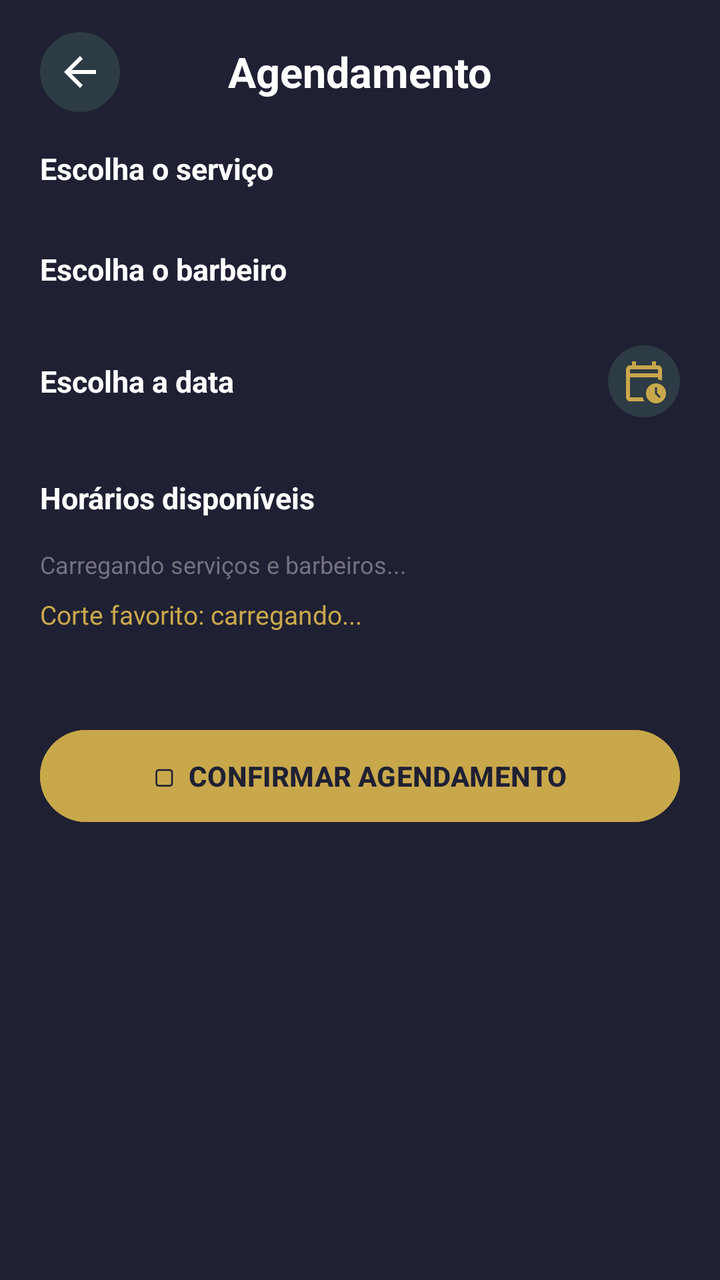
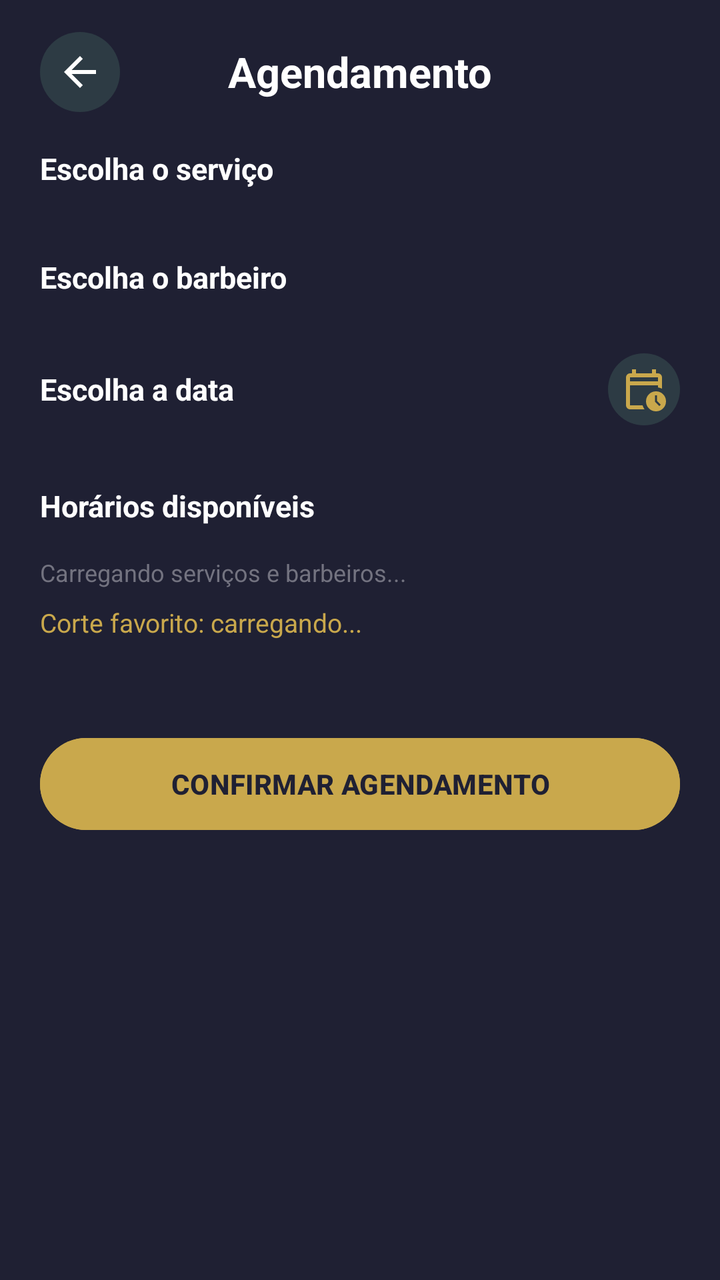

Screens rendered from an Android XML layout before and after an edit, with the pre-edit source and the edit as a unified diff.
<!-- AndroidManifest.xml: application theme Theme.BarberOrganzier -->
<!-- res/layout/fragment_novo_agendamento.xml -->
<?xml version="1.0" encoding="utf-8"?>
<ScrollView xmlns:android="http://schemas.android.com/apk/res/android"
    android:layout_width="match_parent"
    android:layout_height="match_parent"
    android:background="@color/bg_dark"
    android:fillViewport="true"
    android:clipToPadding="false">
    <LinearLayout
        android:id="@+id/conteudoNovoAgendamento"
        android:layout_width="match_parent"
        android:layout_height="wrap_content"
        android:orientation="vertical"
        android:paddingStart="20dp"
        android:paddingTop="12dp"
        android:paddingEnd="20dp"
        android:paddingBottom="24dp">
        <LinearLayout android:layout_width="match_parent" android:layout_height="48dp" android:gravity="center_vertical" android:orientation="horizontal">
            <ImageButton android:id="@+id/btnVoltarAgendamento" android:layout_width="40dp" android:layout_height="40dp" android:background="@drawable/bg_dark_circle" android:src="@drawable/ic_voltar" android:contentDescription="Voltar para Home" android:tint="@color/text_white" android:padding="10dp" />
            <TextView android:layout_width="0dp" android:layout_height="wrap_content" android:layout_weight="1" android:gravity="center" android:text="Agendamento" android:textColor="@color/text_white" android:textSize="21sp" android:textStyle="bold" />
            <View android:layout_width="40dp" android:layout_height="40dp" />
        </LinearLayout>

        <TextView android:layout_width="match_parent" android:layout_height="wrap_content" android:layout_marginTop="14dp" android:text="Escolha o serviço" android:textColor="@color/text_white" android:textSize="15sp" android:textStyle="bold" />
        <HorizontalScrollView android:layout_width="match_parent" android:layout_height="wrap_content" android:layout_marginTop="8dp" android:fillViewport="false" android:scrollbars="none">
            <LinearLayout android:id="@+id/containerServicosAgendamento" android:layout_width="wrap_content" android:layout_height="wrap_content" android:orientation="horizontal" />
        </HorizontalScrollView>

        <TextView android:layout_width="match_parent" android:layout_height="wrap_content" android:layout_marginTop="22dp" android:text="Escolha o barbeiro" android:textColor="@color/text_white" android:textSize="15sp" android:textStyle="bold" />
        <LinearLayout android:id="@+id/containerBarbeirosAgendamento" android:layout_width="match_parent" android:layout_height="wrap_content" android:layout_marginTop="8dp" android:orientation="vertical" />

        <LinearLayout android:layout_width="match_parent" android:layout_height="wrap_content" android:gravity="center_vertical" android:orientation="horizontal" android:layout_marginTop="20dp">
            <TextView android:layout_width="0dp" android:layout_height="wrap_content" android:layout_weight="1" android:text="Escolha a data" android:textColor="@color/text_white" android:textSize="15sp" android:textStyle="bold" />
            <ImageButton android:id="@+id/btnCalendarioAgendamento" android:layout_width="36dp" android:layout_height="36dp" android:background="@drawable/bg_dark_circle" android:src="@drawable/ic_agenda" android:contentDescription="Escolher outra data" android:tint="@color/gold_accent" android:padding="8dp" />
        </LinearLayout>
        <HorizontalScrollView android:layout_width="match_parent" android:layout_height="wrap_content" android:layout_marginTop="8dp" android:scrollbars="none">
            <LinearLayout android:id="@+id/containerDatasAgendamento" android:layout_width="wrap_content" android:layout_height="wrap_content" android:orientation="horizontal" />
        </HorizontalScrollView>

        <TextView android:layout_width="match_parent" android:layout_height="wrap_content" android:layout_marginTop="22dp" android:text="Horários disponíveis" android:textColor="@color/text_white" android:textSize="15sp" android:textStyle="bold" />
        <LinearLayout android:id="@+id/containerHorariosAgendamento" android:layout_width="match_parent" android:layout_height="wrap_content" android:orientation="vertical" android:layout_marginTop="8dp" />
        <TextView android:id="@+id/txtDisponibilidade" android:layout_width="match_parent" android:layout_height="wrap_content" android:layout_marginTop="7dp" android:text="Carregando serviços e barbeiros..." android:textColor="@color/text_gray" android:textSize="12sp" />
        <TextView android:id="@+id/txtCorteFavoritoAgendamento" android:layout_width="match_parent" android:layout_height="wrap_content" android:layout_marginTop="8dp" android:text="Corte favorito: carregando..." android:textColor="@color/gold_accent" android:textSize="13sp" />
        <TextView android:id="@+id/txtTotalAgendamento" android:layout_width="match_parent" android:layout_height="wrap_content" android:layout_marginTop="8dp" android:text="" android:textColor="@color/gold_accent" android:textSize="14sp" android:textStyle="bold" />
        <Button android:id="@+id/btnConfirmarAgendamento" android:layout_width="match_parent" android:layout_height="54dp" android:layout_marginTop="18dp" android:backgroundTint="@color/gold_accent" android:text="▢  CONFIRMAR AGENDAMENTO" android:textAllCaps="false" android:textColor="@color/bg_dark" android:textSize="14sp" android:textStyle="bold" />
    </LinearLayout>
</ScrollView>
<!-- resources referenced by this layout -->
<resources>
  <color name="bg_dark">#1F2033</color>
  <color name="gold_accent">#C9A84C</color>
  <color name="text_gray">#737380</color>
  <color name="text_white">#FFFFFF</color>
  <!-- drawable bg_dark_circle (drawable) -->
  <?xml version="1.0" encoding="utf-8"?>
  <shape xmlns:android="http://schemas.android.com/apk/res/android"
      android:shape="oval">
      <solid android:color="@color/list_item_bg" />
  </shape>
  <!-- drawable ic_agenda (drawable) -->
  <vector xmlns:android="http://schemas.android.com/apk/res/android" android:height="24dp" android:tint="#000000" android:viewportHeight="960" android:viewportWidth="960" android:width="24dp">
        
      <path android:fillColor="@android:color/white" android:pathData="M200,320L760,320L760,240Q760,240 760,240Q760,240 760,240L200,240Q200,240 200,240Q200,240 200,240L200,320ZM200,320L200,240Q200,240 200,240Q200,240 200,240L200,240Q200,240 200,240Q200,240 200,240L200,320ZM200,880Q167,880 143.5,856.5Q120,833 120,800L120,240Q120,207 143.5,183.5Q167,160 200,160L240,160L240,80L320,80L320,160L640,160L640,80L720,80L720,160L760,160Q793,160 816.5,183.5Q840,207 840,240L840,467Q821,458 801,452Q781,446 760,443L760,400L200,400L200,800Q200,800 200,800Q200,800 200,800L452,800Q459,822 468.5,842Q478,862 491,880L200,880ZM578.5,861.5Q520,803 520,720Q520,637 578.5,578.5Q637,520 720,520Q803,520 861.5,578.5Q920,637 920,720Q920,803 861.5,861.5Q803,920 720,920Q637,920 578.5,861.5ZM787,815L815,787L740,712L740,600L700,600L700,728L787,815Z"/>
      
  </vector>
  <!-- drawable ic_voltar (drawable) -->
  <vector xmlns:android="http://schemas.android.com/apk/res/android" android:autoMirrored="true" android:height="24dp" android:tint="#000000" android:viewportHeight="24" android:viewportWidth="24" android:width="24dp">
        
      <path android:fillColor="@android:color/white" android:pathData="M20,11H7.83l5.59,-5.59L12,4l-8,8 8,8 1.41,-1.41L7.83,13H20v-2z"/>
      
  </vector>
  <style name="Theme.BarberOrganzier" parent="Base.Theme.BarberOrganzier" />
  <color name="list_item_bg">#2D3B44</color>
  <style name="Base.Theme.BarberOrganzier" parent="Theme.Material3.DayNight.NoActionBar">
          
          
      </style>
</resources>

<!-- the commit's change to res/layout/fragment_novo_agendamento.xml (unified diff, before → after) -->
@@ -5,6 +5,7 @@
     android:background="@color/bg_dark"
     android:fillViewport="true"
     android:clipToPadding="false">
+
     <LinearLayout
         android:id="@+id/conteudoNovoAgendamento"
         android:layout_width="match_parent"
@@ -14,33 +15,181 @@
         android:paddingTop="12dp"
         android:paddingEnd="20dp"
         android:paddingBottom="24dp">
-        <LinearLayout android:layout_width="match_parent" android:layout_height="48dp" android:gravity="center_vertical" android:orientation="horizontal">
-            <ImageButton android:id="@+id/btnVoltarAgendamento" android:layout_width="40dp" android:layout_height="40dp" android:background="@drawable/bg_dark_circle" android:src="@drawable/ic_voltar" android:contentDescription="Voltar para Home" android:tint="@color/text_white" android:padding="10dp" />
-            <TextView android:layout_width="0dp" android:layout_height="wrap_content" android:layout_weight="1" android:gravity="center" android:text="Agendamento" android:textColor="@color/text_white" android:textSize="21sp" android:textStyle="bold" />
-            <View android:layout_width="40dp" android:layout_height="40dp" />
+
+        
+        <LinearLayout
+            android:layout_width="match_parent"
+            android:layout_height="48dp"
+            android:gravity="center_vertical"
+            android:orientation="horizontal">
+
+            <ImageButton
+                android:id="@+id/btnVoltarAgendamento"
+                android:layout_width="40dp"
+                android:layout_height="40dp"
+                android:background="@drawable/bg_dark_circle"
+                android:src="@drawable/ic_voltar"
+                android:contentDescription="Voltar para Home"
+                android:tint="@color/text_white"
+                android:padding="10dp" />
+
+            <TextView
+                android:layout_width="0dp"
+                android:layout_height="wrap_content"
+                android:layout_weight="1"
+                android:gravity="center"
+                android:text="Agendamento"
+                android:textColor="@color/text_white"
+                android:textSize="21sp"
+                android:textStyle="bold" />
+
+            <View
+                android:layout_width="40dp"
+                android:layout_height="40dp" />
         </LinearLayout>
 
-        <TextView android:layout_width="match_parent" android:layout_height="wrap_content" android:layout_marginTop="14dp" android:text="Escolha o serviço" android:textColor="@color/text_white" android:textSize="15sp" android:textStyle="bold" />
-        <HorizontalScrollView android:layout_width="match_parent" android:layout_height="wrap_content" android:layout_marginTop="8dp" android:fillViewport="false" android:scrollbars="none">
-            <LinearLayout android:id="@+id/containerServicosAgendamento" android:layout_width="wrap_content" android:layout_height="wrap_content" android:orientation="horizontal" />
+        
+        <TextView
+            android:layout_width="match_parent"
+            android:layout_height="wrap_content"
+            android:layout_marginTop="14dp"
+            android:text="Escolha o serviço"
+            android:textColor="@color/text_white"
+            android:textSize="15sp"
+            android:textStyle="bold" />
+
+        <HorizontalScrollView
+            android:layout_width="match_parent"
+            android:layout_height="wrap_content"
+            android:layout_marginTop="8dp"
+            android:fillViewport="false"
+            android:scrollbars="none">
+
+            <LinearLayout
+                android:id="@+id/containerServicosAgendamento"
+                android:layout_width="wrap_content"
+                android:layout_height="wrap_content"
+                android:orientation="horizontal"
+                android:paddingBottom="4dp" />
         </HorizontalScrollView>
 
-        <TextView android:layout_width="match_parent" android:layout_height="wrap_content" android:layout_marginTop="22dp" android:text="Escolha o barbeiro" android:textColor="@color/text_white" android:textSize="15sp" android:textStyle="bold" />
-        <LinearLayout android:id="@+id/containerBarbeirosAgendamento" android:layout_width="match_parent" android:layout_height="wrap_content" android:layout_marginTop="8dp" android:orientation="vertical" />
+        
+        <TextView
+            android:layout_width="match_parent"
+            android:layout_height="wrap_content"
+            android:layout_marginTop="22dp"
+            android:text="Escolha o barbeiro"
+            android:textColor="@color/text_white"
+            android:textSize="15sp"
+            android:textStyle="bold" />
 
-        <LinearLayout android:layout_width="match_parent" android:layout_height="wrap_content" android:gravity="center_vertical" android:orientation="horizontal" android:layout_marginTop="20dp">
-            <TextView android:layout_width="0dp" android:layout_height="wrap_content" android:layout_weight="1" android:text="Escolha a data" android:textColor="@color/text_white" android:textSize="15sp" android:textStyle="bold" />
-            <ImageButton android:id="@+id/btnCalendarioAgendamento" android:layout_width="36dp" android:layout_height="36dp" android:background="@drawable/bg_dark_circle" android:src="@drawable/ic_agenda" android:contentDescription="Escolher outra data" android:tint="@color/gold_accent" android:padding="8dp" />
+        <LinearLayout
+            android:id="@+id/containerBarbeirosAgendamento"
+            android:layout_width="match_parent"
+            android:layout_height="wrap_content"
+            android:layout_marginTop="8dp"
+            android:orientation="vertical" />
+
+        
+        <LinearLayout
+            android:layout_width="match_parent"
+            android:layout_height="wrap_content"
+            android:gravity="center_vertical"
+            android:orientation="horizontal"
+            android:layout_marginTop="20dp">
+
+            <TextView
+                android:layout_width="0dp"
+                android:layout_height="wrap_content"
+                android:layout_weight="1"
+                android:text="Escolha a data"
+                android:textColor="@color/text_white"
+                android:textSize="15sp"
+                android:textStyle="bold" />
+
+            <ImageButton
+                android:id="@+id/btnCalendarioAgendamento"
+                android:layout_width="36dp"
+                android:layout_height="36dp"
+                android:background="@drawable/bg_dark_circle"
+                android:src="@drawable/ic_agenda"
+                android:contentDescription="Escolher outra data"
+                android:tint="@color/gold_accent"
+                android:padding="8dp" />
         </LinearLayout>
-        <HorizontalScrollView android:layout_width="match_parent" android:layout_height="wrap_content" android:layout_marginTop="8dp" android:scrollbars="none">
-            <LinearLayout android:id="@+id/containerDatasAgendamento" android:layout_width="wrap_content" android:layout_height="wrap_content" android:orientation="horizontal" />
+
+        <HorizontalScrollView
+            android:layout_width="match_parent"
+            android:layout_height="wrap_content"
+            android:layout_marginTop="8dp"
+            android:scrollbars="none">
+
+            <LinearLayout
+                android:id="@+id/containerDatasAgendamento"
+                android:layout_width="wrap_content"
+                android:layout_height="wrap_content"
+                android:orientation="horizontal" />
         </HorizontalScrollView>
 
-        <TextView android:layout_width="match_parent" android:layout_height="wrap_content" android:layout_marginTop="22dp" android:text="Horários disponíveis" android:textColor="@color/text_white" android:textSize="15sp" android:textStyle="bold" />
-        <LinearLayout android:id="@+id/containerHorariosAgendamento" android:layout_width="match_parent" android:layout_height="wrap_content" android:orientation="vertical" android:layout_marginTop="8dp" />
-        <TextView android:id="@+id/txtDisponibilidade" android:layout_width="match_parent" android:layout_height="wrap_content" android:layout_marginTop="7dp" android:text="Carregando serviços e barbeiros..." android:textColor="@color/text_gray" android:textSize="12sp" />
-        <TextView android:id="@+id/txtCorteFavoritoAgendamento" android:layout_width="match_parent" android:layout_height="wrap_content" android:layout_marginTop="8dp" android:text="Corte favorito: carregando..." android:textColor="@color/gold_accent" android:textSize="13sp" />
-        <TextView android:id="@+id/txtTotalAgendamento" android:layout_width="match_parent" android:layout_height="wrap_content" android:layout_marginTop="8dp" android:text="" android:textColor="@color/gold_accent" android:textSize="14sp" android:textStyle="bold" />
-        <Button android:id="@+id/btnConfirmarAgendamento" android:layout_width="match_parent" android:layout_height="54dp" android:layout_marginTop="18dp" android:backgroundTint="@color/gold_accent" android:text="▢  CONFIRMAR AGENDAMENTO" android:textAllCaps="false" android:textColor="@color/bg_dark" android:textSize="14sp" android:textStyle="bold" />
+        
+        <TextView
+            android:layout_width="match_parent"
+            android:layout_height="wrap_content"
+            android:layout_marginTop="22dp"
+            android:text="Horários disponíveis"
+            android:textColor="@color/text_white"
+            android:textSize="15sp"
+            android:textStyle="bold" />
+
+        <LinearLayout
+            android:id="@+id/containerHorariosAgendamento"
+            android:layout_width="match_parent"
+            android:layout_height="wrap_content"
+            android:orientation="vertical"
+            android:layout_marginTop="8dp" />
+
+        <TextView
+            android:id="@+id/txtDisponibilidade"
+            android:layout_width="match_parent"
+            android:layout_height="wrap_content"
+            android:layout_marginTop="7dp"
+            android:text="Carregando serviços e barbeiros..."
+            android:textColor="@color/text_gray"
+            android:textSize="12sp" />
+
+        
+        <TextView
+            android:id="@+id/txtCorteFavoritoAgendamento"
+            android:layout_width="match_parent"
+            android:layout_height="wrap_content"
+            android:layout_marginTop="8dp"
+            android:text="Corte favorito: carregando..."
+            android:textColor="@color/gold_accent"
+            android:textSize="13sp" />
+
+        
+        <TextView
+            android:id="@+id/txtTotalAgendamento"
+            android:layout_width="match_parent"
+            android:layout_height="wrap_content"
+            android:layout_marginTop="8dp"
+            android:text=""
+            android:textColor="@color/gold_accent"
+            android:textSize="14sp"
+            android:textStyle="bold" />
+
+        
+        <Button
+            android:id="@+id/btnConfirmarAgendamento"
+            android:layout_width="match_parent"
+            android:layout_height="54dp"
+            android:layout_marginTop="18dp"
+            android:backgroundTint="@color/gold_accent"
+            android:text="CONFIRMAR AGENDAMENTO"
+            android:textAllCaps="false"
+            android:textColor="@color/bg_dark"
+            android:textSize="14sp"
+            android:textStyle="bold" />
+
     </LinearLayout>
 </ScrollView>
